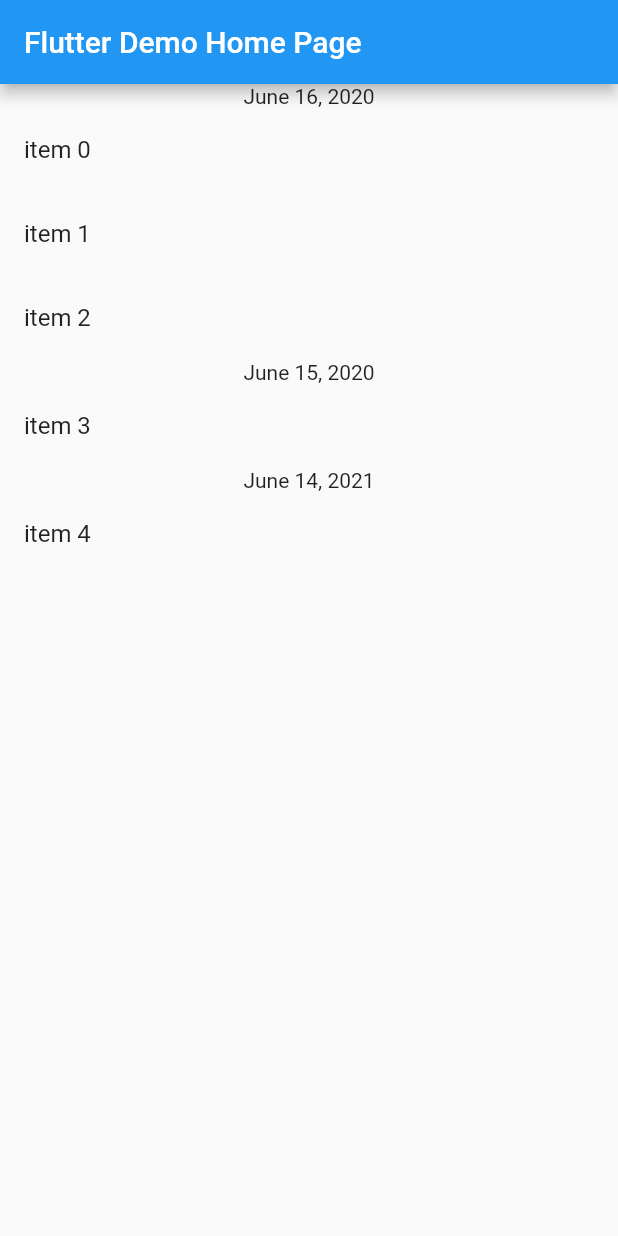
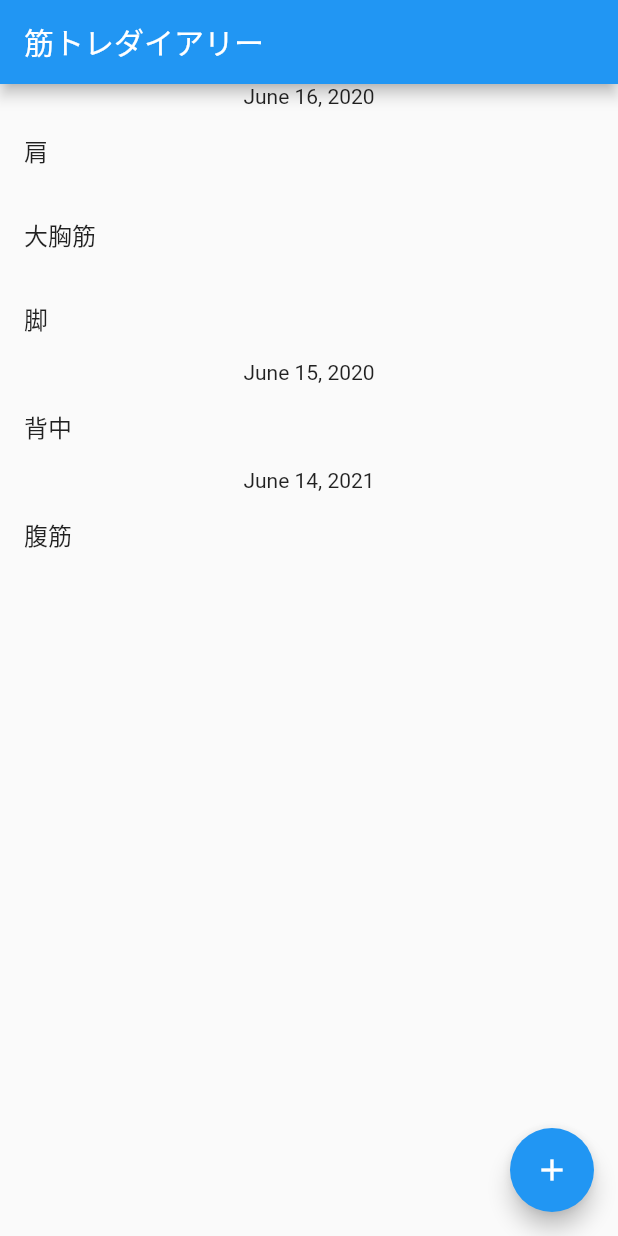
Before and after one commit to kohenro19/muscle_dairay_flutter_001, a Flutter app: the screen it shows after launch, on a phone screen of 412 x 824 dp. Run offline on Flutter 3.47's test engine with Material 2 defaults, Android fonts, the light colour scheme and no system bars.

Commit message:
update the ui

```diff
--- a/lib/main.dart
+++ b/lib/main.dart
@@ -1,3 +1,4 @@
+import 'package:flutter/foundation.dart';
 import 'package:flutter/material.dart';
 import 'package:intl/intl.dart';
 
@@ -26,7 +27,7 @@
         // is not restarted.
         primarySwatch: Colors.blue,
       ),
-      home: const MyHomePage(title: 'Flutter Demo Home Page'),
+      home: const MyHomePage(title: '筋トレダイアリー'),
     );
   }
 }
@@ -65,25 +66,23 @@
     List<Map> list = [
     {
       "time": "2020-06-16T10:31:12.000Z",
-      "message":
-          "P2 BGM-01 HV buiten materieel (Gas lekkage) Franckstraat Arnhem 073631"
+      "category": "肩"
     },
     {
       "time": "2020-06-16T10:29:35.000Z",
-      "message": "A1 Brahmslaan 3862TD Nijkerk 73278"
+      "category": "大胸筋"
     },
     {
       "time": "2020-06-16T10:29:35.000Z",
-      "message": "A2 NS Station Rheden Dr. Langemijerweg 6991EV Rheden 73286"
+      "category": "脚"
     },
     {
       "time": "2020-06-15T09:41:18.000Z",
-      "message": "A2 VWS Utrechtseweg 6871DR Renkum 74636"
+      "category": "背中"
     },
     {
       "time": "2021-06-14T09:40:58.000Z",
-      "message":
-          "B2 5623EJ : Michelangelolaan Eindhoven Obj: ziekenhuizen 8610 Ca CATH route 522 PAAZ Rit: 66570"
+      "category": "腹筋"
     }
   ];
 
@@ -107,7 +106,7 @@
             itemBuilder: (_, index) {
               bool isSameDate = true;
               final String dateString = list[index]['time'];
-              final DateTime date = DateTime.parse(dateString);
+              final DateTime date = DateTime.parse(dateString); // DateTme型に変換
               final item = list[index];
               if (index == 0) {
                 isSameDate = false;
@@ -119,13 +118,18 @@
               if (index == 0 || !(isSameDate)) {
                 return Column(children: [
                   Text(date.formatDate()),
-                  ListTile(title: Text('item $index'))
+                  ListTile(title: Text(list[index]['category']))
                 ]);
               } else {
-                return ListTile(title: Text('item $index'));
+                return ListTile(title: Text(list[index]['category']));
               }
             }
         ),
+      ),
+      floatingActionButton: FloatingActionButton(
+        onPressed: _incrementCounter,
+        tooltip: 'Increment',
+        child: Icon(Icons.add),
       ), // This trailing comma makes auto-formatting nicer for build methods.
     );
   }
```
